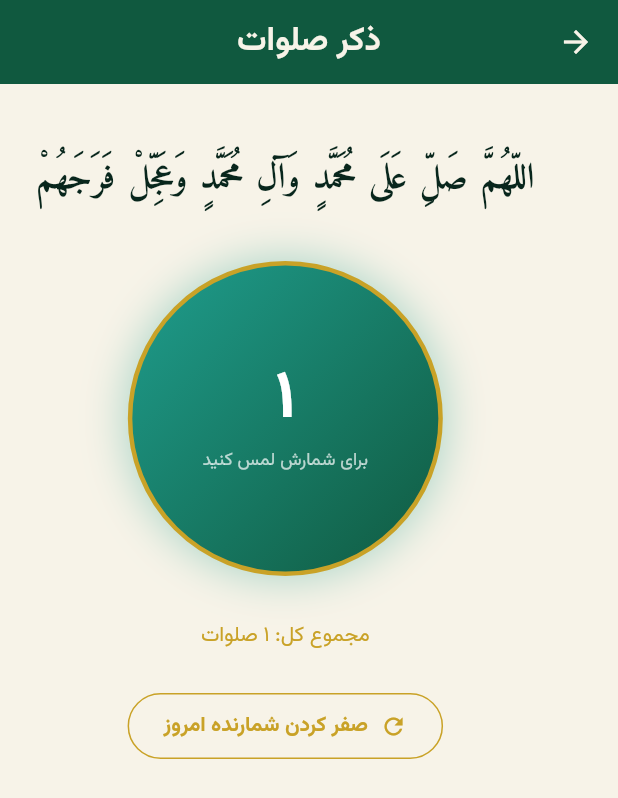
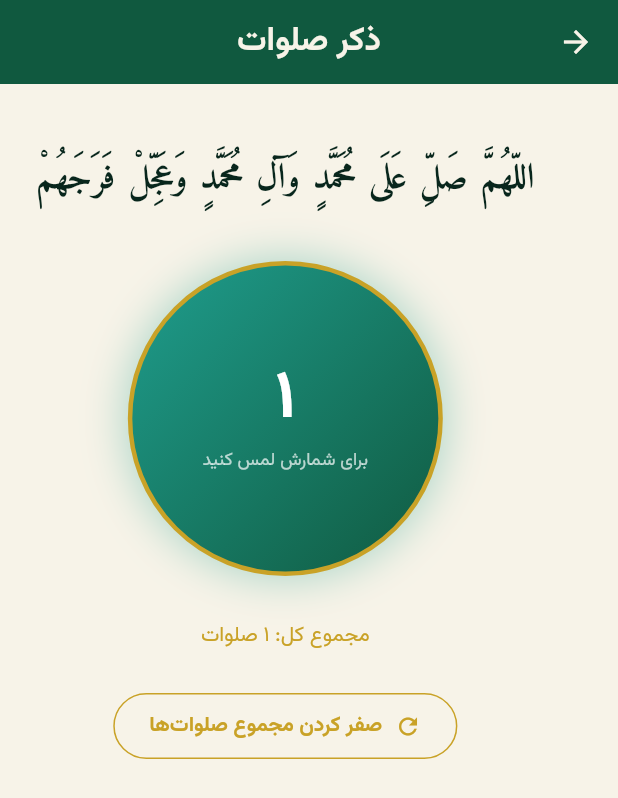
Before and after one commit to dnh-bit/hoda, a Flutter app: the SalawatScreen screen opened directly, after a tap on an icon or button, on a phone screen of 412 x 824 dp. Shown: the top 798 px of the screen. Run offline on Flutter 3.47's test engine with Material 3 defaults, Android fonts, the phone set to English and light mode, and no system bars; our stand-ins replace flutter_local_notifications, permission_handler, shared_preferences, sqflite, timezone; accounts and stored records are empty; statements that could not run were skipped.

Commit message:
v0.0.8: Claude's fixes - R8/Gson keep rules for notifications, crash-proof service layer, salawat improvements
- proguard-rules.pro: keep rules for flutter_local_notifications + Gson TypeToken
  (fixes release-only 'Missing type parameter' PlatformException from
  loadScheduledNotifications on every cancel/zonedSchedule)
- build.gradle: enable R8 shrinking with those rules; resource shrinking off
  (bitten font/asset lookups before)
- NotificationService: every plugin/prefs call wrapped in guards - a broken
  notification cache can only degrade status, never crash the settings screen;
  _lastPluginError exposed for diagnostics
- SalawatStore: value equality on SalawatCounts (no spurious rebuilds),
  daily/weekly/monthly stats + lifetime tally with day-rollover
- Screens: settings/salawat/home updates to match
- Version bumped to 0.0.8+1

```diff
--- a/lib/screens/salawat_screen.dart
+++ b/lib/screens/salawat_screen.dart
@@ -8,22 +8,28 @@ import '../theme/hoda_theme.dart';
 import '../utils/fa_num.dart';
 import '../widgets/arabic_text.dart';
 
-/// Salawat (dhikr) counter with haptic feedback and persisted tally.
-class SalawatScreen extends StatefulWidget {
-  const SalawatScreen({super.key});
+/// The salawat (dhikr) counter itself: the Arabic text, the big tap circle, the
+/// lifetime total and the reset button.
+///
+/// Kept separate from [SalawatScreen] so the exact same counter can be used both
+/// as the «صلوات» bottom-navigation tab (inside the home shell) and as the
+/// full-screen page opened from the AppBar badge.
+///
+/// The tally lives in [SalawatStore], so every instance — and the AppBar badge —
+/// shows the same value and it survives app restarts.
+class SalawatCounterView extends StatefulWidget {
+  const SalawatCounterView({super.key});
 
   @override
-  State<SalawatScreen> createState() => _SalawatScreenState();
+  State<SalawatCounterView> createState() => _SalawatCounterViewState();
 }
 
-class _SalawatScreenState extends State<SalawatScreen>
+class _SalawatCounterViewState extends State<SalawatCounterView>
     with SingleTickerProviderStateMixin {
   static const String salawatText =
       'اللّهُمَّ صَلِّ عَلَى مُحَمَّدٍ وَآلِ مُحَمَّدٍ وَعَجِّلْ فَرَجَهُمْ';
 
-  SalawatCounts _counts = SalawatCounts.zero;
   bool _loading = true;
-  Timer? _saveTimer;
 
   late final AnimationController _pressController = AnimationController(
     vsync: this,
@@ -39,42 +45,33 @@ class _SalawatScreenState extends State<SalawatScreen>
   }
 
   Future<void> _load() async {
-    final counts = await SalawatStore.load();
+    await SalawatStore.ensureLoaded();
     if (!mounted) return;
-    setState(() {
-      _counts = counts;
-      _loading = false;
-    });
-  }
-
-  void _schedulePersist() {
-    _saveTimer?.cancel();
-    _saveTimer = Timer(
-      const Duration(milliseconds: 400),
-      () => SalawatStore.save(_counts),
-    );
+    setState(() => _loading = false);
   }
 
   void _increment() {
-    setState(() => _counts = _counts.incremented());
+    SalawatStore.increment();
 
-    if (_counts.today % 100 == 0) {
+    if (SalawatStore.value.today % 100 == 0) {
       HapticFeedback.mediumImpact();
     } else {
       HapticFeedback.lightImpact();
     }
 
     _pressController.forward().then((_) => _pressController.reverse());
-    _schedulePersist();
   }
 
-  Future<void> _resetToday() async {
+  /// Clears the lifetime total (and today's counter with it).
+  Future<void> _resetTotal() async {
     final confirmed = await showDialog<bool>(
       context: context,
       builder: (context) => AlertDialog(
-        title: const Text('صفر کردن شمارنده'),
+        title: const Text('صفر کردن مجموع صلوات‌ها'),
         content: const Text(
-            'شمارنده امروز صفر می‌شود. مجموع کل صلوات‌های شما حفظ خواهد شد.'),
+          'مجموع کل صلوات‌های شمرده‌شده و شمارنده امروز صفر می‌شود. '
+          'این کار قابل بازگشت نیست.',
+        ),
         actions: [
           TextButton(
             onPressed: () => Navigator.of(context).pop(false),
@@ -89,16 +86,14 @@ class _SalawatScreenState extends State<SalawatScreen>
     );
 
     if (confirmed != true) return;
-    setState(() => _counts = _counts.withTodayReset());
-    await SalawatStore.save(_counts);
+    await SalawatStore.resetTotal();
     HapticFeedback.selectionClick();
   }
 
   @override
   void dispose() {
-    _saveTimer?.cancel();
-    // Flush the latest value so nothing is lost when leaving the screen.
-    SalawatStore.save(_counts);
+    // Flush the debounced value so nothing is lost when leaving the counter.
+    unawaited(SalawatStore.flush());
     _pressController.dispose();
     super.dispose();
   }
@@ -106,12 +101,16 @@ class _SalawatScreenState extends State<SalawatScreen>
   @override
   Widget build(BuildContext context) {
     final theme = Theme.of(context);
-    return Scaffold(
-      appBar: AppBar(title: const Text('ذکر صلوات')),
-      body: _loading
-          ? const Center(
-              child: CircularProgressIndicator(color: HodaColors.turquoise))
-          : SingleChildScrollView(
+
+    if (_loading) {
+      return const Center(
+        child: CircularProgressIndicator(color: HodaColors.turquoise),
+      );
+    }
+
+    return ValueListenableBuilder<SalawatCounts>(
+      valueListenable: SalawatStore.counts,
+      builder: (context, counts, _) => SingleChildScrollView(
         child: Padding(
           padding: const EdgeInsets.all(24),
           child: Column(
@@ -124,23 +123,23 @@ class _SalawatScreenState extends State<SalawatScreen>
                 height: 2.05,
               ),
               const SizedBox(height: 28),
-                    _buildCounterButton(theme),
+              _buildCounterButton(theme, counts.today),
               const SizedBox(height: 28),
               Text(
-                      'مجموع کل: ${FaNum.number(_counts.total)} صلوات',
+                'مجموع کل: ${FaNum.number(counts.total)} صلوات',
                 style: theme.textTheme.bodyMedium
                     ?.copyWith(color: theme.colorScheme.tertiary),
               ),
               const SizedBox(height: 24),
               OutlinedButton.icon(
-                      onPressed: _resetToday,
+                onPressed: _resetTotal,
                 icon: const Icon(Icons.refresh),
-                      label: const Text('صفر کردن شمارنده امروز'),
+                label: const Text('صفر کردن مجموع صلوات‌ها'),
                 style: OutlinedButton.styleFrom(
                   side: const BorderSide(color: HodaColors.gold),
                   foregroundColor: theme.colorScheme.tertiary,
-                        padding: const EdgeInsets.symmetric(
-                            horizontal: 24, vertical: 12),
+                  padding:
+                      const EdgeInsets.symmetric(horizontal: 24, vertical: 12),
                 ),
               ),
             ],
@@ -150,7 +149,7 @@ class _SalawatScreenState extends State<SalawatScreen>
     );
   }
 
-  Widget _buildCounterButton(ThemeData theme) {
+  Widget _buildCounterButton(ThemeData theme, int today) {
     return GestureDetector(
       onTap: _increment,
       child: AnimatedBuilder(
@@ -183,7 +182,7 @@ class _SalawatScreenState extends State<SalawatScreen>
             mainAxisSize: MainAxisSize.min,
             children: [
               Text(
-                FaNum.number(_counts.today),
+                FaNum.number(today),
                 style: theme.textTheme.displayMedium?.copyWith(
                   color: Colors.white,
                   fontWeight: FontWeight.bold,
@@ -201,3 +200,16 @@ class _SalawatScreenState extends State<SalawatScreen>
     );
   }
 }
+
+/// Full-screen salawat counter page, pushed from the home AppBar badge.
+class SalawatScreen extends StatelessWidget {
+  const SalawatScreen({super.key});
+
+  @override
+  Widget build(BuildContext context) {
+    return Scaffold(
+      appBar: AppBar(title: const Text('ذکر صلوات')),
+      body: const SalawatCounterView(),
+    );
+  }
+}
--- a/lib/services/salawat_store.dart
+++ b/lib/services/salawat_store.dart
@@ -1,8 +1,15 @@
+import 'dart:async';
+
+import 'package:flutter/foundation.dart';
 import 'package:shared_preferences/shared_preferences.dart';
 
 /// Counters for the salawat (dhikr) tally.
+@immutable
 class SalawatCounts {
+  /// Recited today; resets by itself when the calendar day changes.
   final int today;
+
+  /// Lifetime tally; only the explicit reset clears it.
   final int total;
 
   const SalawatCounts({required this.today, required this.total});
@@ -12,11 +19,32 @@ class SalawatCounts {
   SalawatCounts incremented() =>
       SalawatCounts(today: today + 1, total: total + 1);
 
-  SalawatCounts withTodayReset() => SalawatCounts(today: 0, total: total);
+  // Value equality keeps [SalawatStore.counts] from notifying listeners (and
+  // rebuilding the AppBar badge) when nothing actually changed.
+  @override
+  bool operator ==(Object other) =>
+      other is SalawatCounts && other.today == today && other.total == total;
+
+  @override
+  int get hashCode => Object.hash(today, total);
+
+  @override
+  String toString() => 'SalawatCounts(today: $today, total: $total)';
 }
 
-/// Persists the salawat counter so the tally survives app restarts.
-/// The daily counter resets automatically when the calendar day changes.
+/// Persists the salawat counter so the tally survives app restarts, and
+/// publishes it so several widgets can show the same live value.
+///
+/// Design:
+/// - [counts] is the single in-memory source of truth. The home AppBar badge
+///   and the full-screen counter both listen to it, so a tap on the counter is
+///   visible in the AppBar the moment the user goes back.
+/// - Writes are debounced ([_persistDelay]): tapping the big circle 100 times
+///   in a row touches SharedPreferences a handful of times, not 100.
+/// - [flush] forces the pending write, and is called when the counter screen is
+///   disposed so nothing is lost if the app is killed right after.
+/// - The daily counter is stored with a day stamp and read back as 0 once the
+///   calendar day changes; the lifetime total is never cleared implicitly.
 class SalawatStore {
   SalawatStore._();
 
@@ -24,9 +52,21 @@ class SalawatStore {
   static const String _keyToday = 'hoda_salawat_today';
   static const String _keyDay = 'hoda_salawat_day';
 
+  static const Duration _persistDelay = Duration(milliseconds: 400);
+
+  /// Live tally, shared by every widget that displays it.
+  static final ValueNotifier<SalawatCounts> counts =
+      ValueNotifier<SalawatCounts>(SalawatCounts.zero);
+
+  static bool _loaded = false;
+  static Timer? _debounce;
+
+  static SalawatCounts get value => counts.value;
+
   static String _dayStamp(DateTime d) =>
       '${d.year}-${d.month.toString().padLeft(2, '0')}-${d.day.toString().padLeft(2, '0')}';
 
+  /// Reads the persisted tally into [counts] and returns it.
   static Future<SalawatCounts> load() async {
     try {
       final prefs = await SharedPreferences.getInstance();
@@ -35,17 +75,53 @@ class SalawatStore {
       final today = savedDay == _dayStamp(DateTime.now())
           ? (prefs.getInt(_keyToday) ?? 0)
           : 0;
-      return SalawatCounts(today: today, total: total);
+      counts.value = SalawatCounts(today: today, total: total);
     } catch (_) {
-      return SalawatCounts.zero;
+      // Keep whatever is in memory; counting still works for this session.
     }
+    _loaded = true;
+    return counts.value;
   }
 
-  static Future<void> save(SalawatCounts counts) async {
+  /// [load]s once per process; later calls are cheap.
+  static Future<SalawatCounts> ensureLoaded() {
+    if (_loaded) return Future<SalawatCounts>.value(counts.value);
+    return load();
+  }
+
+  /// +1 on both counters, published immediately, persisted shortly after.
+  static void increment() {
+    counts.value = counts.value.incremented();
+    _schedulePersist();
+  }
+
+  static void _schedulePersist() {
+    _debounce?.cancel();
+    _debounce = Timer(_persistDelay, () {
+      _debounce = null;
+      unawaited(save(counts.value));
+    });
+  }
+
+  /// Writes the current value right away (used when leaving the counter).
+  static Future<void> flush() {
+    _debounce?.cancel();
+    _debounce = null;
+    return save(counts.value);
+  }
+
+  /// Clears the lifetime total *and* today's counter.
+  /// Wired to the «صفر کردن مجموع صلوات‌ها» button.
+  static Future<void> resetTotal() {
+    counts.value = SalawatCounts.zero;
+    return flush();
+  }
+
+  static Future<void> save(SalawatCounts snapshot) async {
     try {
       final prefs = await SharedPreferences.getInstance();
-      await prefs.setInt(_keyTotal, counts.total);
-      await prefs.setInt(_keyToday, counts.today);
+      await prefs.setInt(_keyTotal, snapshot.total);
+      await prefs.setInt(_keyToday, snapshot.today);
       await prefs.setString(_keyDay, _dayStamp(DateTime.now()));
     } catch (_) {
       // Persistence is best-effort; the in-memory counter still works.
--- a/pubspec.yaml
+++ b/pubspec.yaml
@@ -1,7 +1,7 @@
 name: hoda
 description: "هُدا - اپلیکیشن معنوی روزانه"
 publish_to: 'none'
-version: 0.0.7+1
+version: 0.0.8+1
 
 environment:
   sdk: ^3.5.4
```
Also changed, not shown: lib/screens/home_screen.dart (+93 -18 lines), lib/screens/home_tab.dart (+3 -51 lines), lib/screens/settings_screen.dart (+19 -6 lines), lib/services/notification_service.dart (+179 -32 lines), 3 other files. Lines whose indentation alone changed are shown as unchanged.
